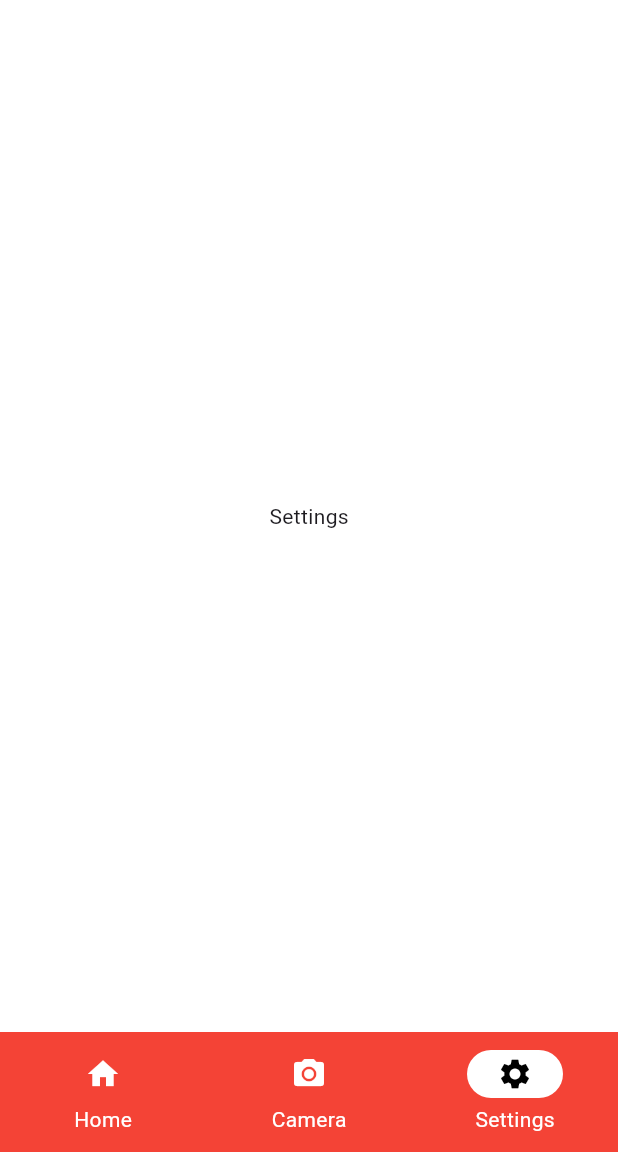
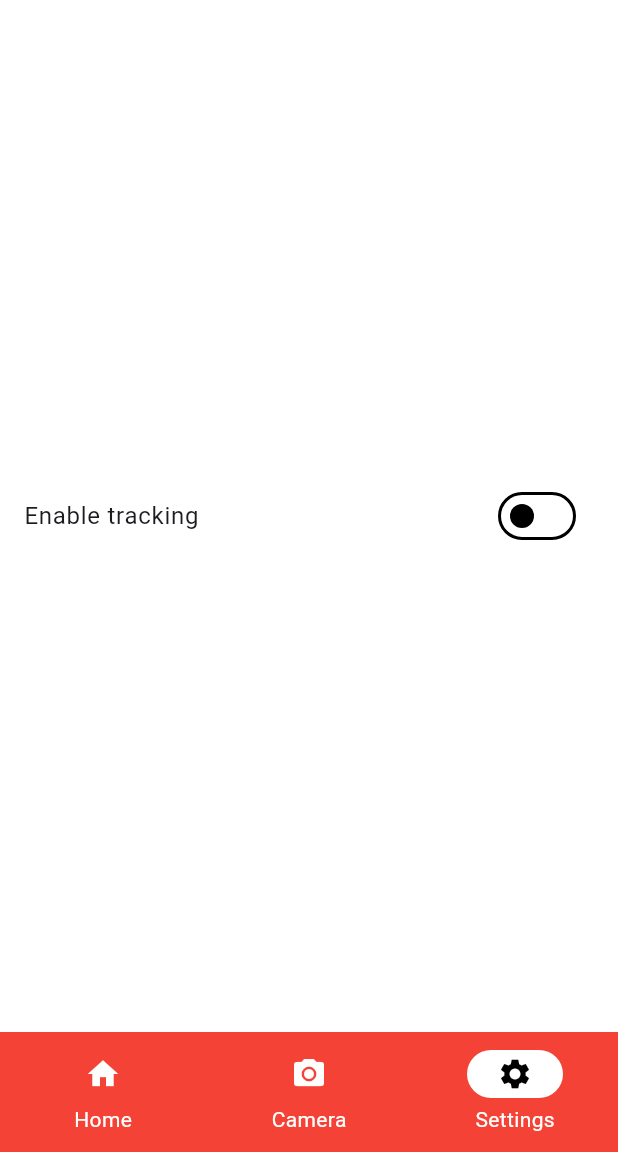
Before and after one commit to RobinSardja/PowerVAR, a Flutter app: the screen it shows after launch, swiped to page 3, on a phone screen of 412 x 824 dp, the part 84-1236 px from its top. Run offline on Flutter 3.47's test engine with Material 3 defaults, Android fonts, the phone set to English and light mode, and no system bars; our stand-ins replace camera.

Commit message:
Added switch tiles for future settings.

```diff
--- a/lib/settings.dart
+++ b/lib/settings.dart
@@ -1,10 +1,34 @@
 import "package:flutter/material.dart";
 
-class SettingsPage extends StatelessWidget {
+class SettingsPage extends StatefulWidget {
 	const SettingsPage({super.key});
+
+  @override
+  State<SettingsPage> createState() => _SettingsPageState();
+}
+
+class _SettingsPageState extends State<SettingsPage> {
+
+    bool enableTracking = false;
 
 	@override
 	Widget build(BuildContext context) {
-		return const Center( child: Text( "Settings" ) );
+
+		return Center(
+            child: ListView(
+                shrinkWrap: true,
+                children: [
+                    ListTile(
+                        title: const Text( "Enable tracking" ),
+                        trailing: Switch(
+                            value: enableTracking,
+                            onChanged: (value) {
+                                setState( () => enableTracking = value );
+                            },
+                        )
+                    )
+                ]
+            ),
+        );
 	}
 }
```
Also changed, not shown: lib/main.dart (+22 -0 lines).
